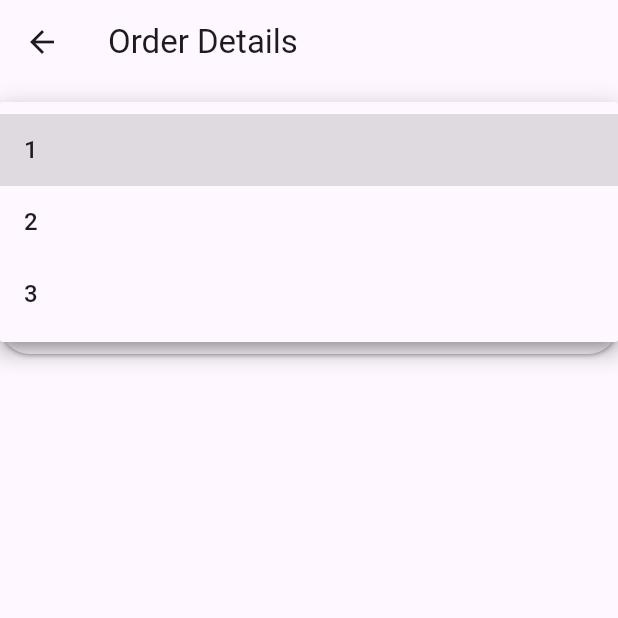
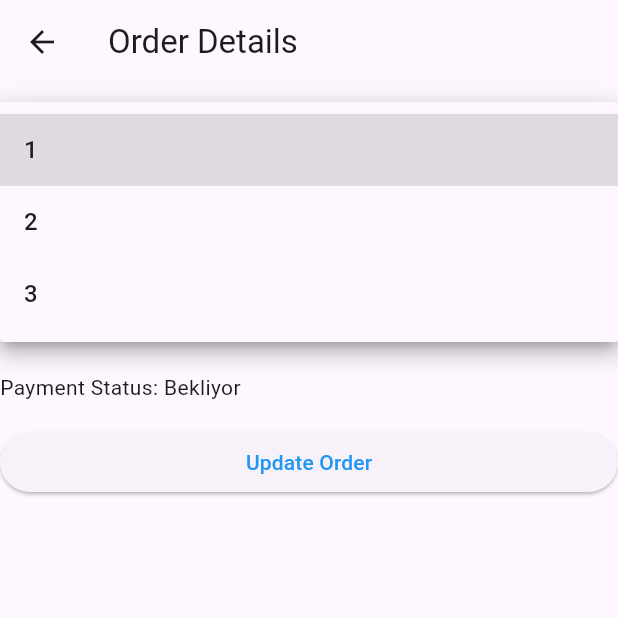
Before and after one commit to harveyyjones/flutter_application_4, a Flutter app: the OrderDetailsScreen screen opened directly with empty values, after a tap on an icon or button, on a phone screen of 412 x 824 dp, the top half of it. Run offline on Flutter 3.47's test engine with Material 3 defaults, Android fonts, the phone set to English and light mode, and no system bars; our stand-ins replace flutter_bluetooth_serial, font_awesome_flutter, image_picker, shared_preferences; missing offline and left inert: dart:ffi, flutter_barcode_scanner; accounts and stored records are empty; network calls fail.

```diff
--- a/lib/order_detail_screen.dart
+++ b/lib/order_detail_screen.dart
@@ -7,25 +7,47 @@ import 'package:flutter_barcode_scanner/flutter_barcode_scanner.dart';
 import 'package:image_picker/image_picker.dart';
 import 'package:flutter_application_4/business_logic.dart/models/order_model.dart' as order;
 import 'package:flutter_application_4/business_logic.dart/printer_connection.dart'; // Add this import
+import 'package:http/http.dart' as http;
+import 'package:shared_preferences/shared_preferences.dart';
+import 'package:flutter_application_4/business_logic.dart/services/auth_service.dart';
 
 class OrderDetailsScreen extends StatefulWidget {
   final Order order;
 
-  OrderDetailsScreen({required this.order});
+  const OrderDetailsScreen({Key? key, required this.order}) : super(key: key);
 
   @override
   _OrderDetailsScreenState createState() => _OrderDetailsScreenState();
 }
 
 class _OrderDetailsScreenState extends State<OrderDetailsScreen> {
+  bool isAllScanned = false;
   List<order.CartItem> _products = [];
   XFile? _imageFile;
   String _selectedNumber = '1'; // Add this line
+  late int _selectedOrderStatus;
+  String? _userId;
+
+  final AuthService _authService = AuthService();
 
   @override
   void initState() {
     super.initState();
     _products = widget.order.cart;
+    _selectedOrderStatus = widget.order.sipDurum;
+    _getUserId();
+  }
+
+  Future<void> _getUserId() async {
+    try {
+      final user = await _authService.getUser();
+      setState(() {
+        _userId = user?.id.toString();
+      });
+    } catch (e) {
+      print('Error getting user ID: $e');
+      // Handle the error, maybe show a snackbar to the user
+    }
   }
 
   Future<void> _scanBarcode(product.CartItem tappedProduct) async {
@@ -83,51 +105,83 @@ class _OrderDetailsScreenState extends State<OrderDetailsScreen> {
       setState(() {
         _imageFile = pickedFile;
       });
+      ScaffoldMessenger.of(context).showSnackBar(
+        SnackBar(content: Text('Image captured successfully')),
+      );
     } else {
       print('No image selected.');
     }
   }
 
-  // Future<void> _showCustomerDetails() async {
-  //   try {
-  //     final orderDetails = await _customerDetailsService.fetchCustomerDetails(widget.order.id.toString());
+  Future<void> _updateOrder() async {
+    if (_imageFile == null) {
+      ScaffoldMessenger.of(context).showSnackBar(
+        SnackBar(content: Text('Please take a picture first.')),
+      );
+      return;
+    }
 
-  //     if (!mounted) return;
+    final url = Uri.parse('https://gardeniakosmetyka.com/api/v1/order/updateOrder');
 
-  //     showDialog(
-  //       context: context,
-  //       builder: (BuildContext context) {
-  //         return AlertDialog(
-  //           title: const Text("Customer Details"),
-  //           content: Column(
-  //             mainAxisSize: MainAxisSize.min,
-  //             crossAxisAlignment: CrossAxisAlignment.start,
-  //             children: [
-  //               Text("Order ID: ${orderDetails.orderId}"),
-  //               Text("Name: ${orderDetails.customerName}"),
-  //               Text("Email: ${orderDetails.customerEmail}"),
-  //               Text("Phone: ${orderDetails.customerPhone}"),
-  //               Text("Order Status: ${orderDetails.orderStatus}"),
-  //               Text("Order Total: \$${orderDetails.orderTotal.toStringAsFixed(2)}"),
-  //             ],
-  //           ),
-  //           actions: [
-  //             TextButton(
-  //               child: const Text("Close"),
-  //               onPressed: () {
-  //                 Navigator.of(context).pop();
-  //               },
-  //             ),
-  //           ],
-  //         );
-  //       },
-  //     );
-  //   } catch (e) {
-  //     ScaffoldMessenger.of(context).showSnackBar(
-  //       SnackBar(content: Text("Error fetching customer details: $e")),
-  //     );
-  //   }
-  // }
+    final request = http.MultipartRequest('POST', url);
+
+    final prefs = await SharedPreferences.getInstance();
+    final String? token = prefs.getString('auth_token');
+
+    if (token == null) {
+      throw Exception('Authentication token not found');
+    }
+
+    request.headers['Authorization'] = 'Bearer $token';
+
+    request.fields['user_id'] = _userId ?? '';
+    request.fields['status'] = _selectedOrderStatus.toString();
+    request.fields['order_id'] = widget.order.id.toString();
+
+    request.files.add(await http.MultipartFile.fromPath(
+      'image',
+      _imageFile!.path,
+      filename: _imageFile!.name,
+    ));
+
+    // Enhanced logging
+    print('Sending request to: $url');
+    print('Headers:');
+    request.headers.forEach((key, value) => print('$key: $value'));
+    print('Fields:');
+    request.fields.forEach((key, value) => print('$key: $value'));
+    print('Files:');
+    for (var file in request.files) {
+      print('${file.field}: ${file.filename}');
+    }
+
+    try {
+      final client = http.Client();
+      final streamedResponse = await client.send(request);
+      final response = await http.Response.fromStream(streamedResponse);
+
+      print('Response status code: ${response.statusCode}');
+      print('Response body: ${response.body}');
+
+      if (response.statusCode == 200) {
+        print('Order updated successfully');
+        ScaffoldMessenger.of(context).showSnackBar(
+          SnackBar(content: Text('Sipariş başarıyla güncellendi.')),
+        );
+      } else {
+        print('Failed to update order. Status code: ${response.statusCode}');
+        ScaffoldMessenger.of(context).showSnackBar(
+          SnackBar(content: Text('Failed to update order. Please try again later.')),
+        );
+      }
+      client.close();
+    } catch (e) {
+      print('Error updating order: $e');
+      ScaffoldMessenger.of(context).showSnackBar(
+        SnackBar(content: Text('An error occurred while updating the order. Please try again.')),
+      );
+    }
+  }
 
   @override
   Widget build(BuildContext context) {
@@ -146,6 +200,8 @@ class _OrderDetailsScreenState extends State<OrderDetailsScreen> {
         );
       }
     }
+
+    bool allScanned = groupedProducts.values.every((product) => product.isApproved);
 
     return Scaffold(
       appBar: AppBar(
@@ -191,27 +247,97 @@ class _OrderDetailsScreenState extends State<OrderDetailsScreen> {
               }).toList(),
           ),
           const SizedBox(height: 10),
-          ElevatedButton(
-            onPressed: _pickImage,
-            child: const Text("Send Picture"),
-          ),
+          if (allScanned)
+            const Text("All Barcodes Scanned")
+          else
+            ElevatedButton(
+              style: ButtonStyle(
+                foregroundColor: MaterialStateProperty.all(Colors.green),
+              ),
+              onPressed: _pickImage,
+              child: const Text("Take Picture"),
+            ),
           if (_imageFile != null)
             Padding(
               padding: const EdgeInsets.only(top: 20.0),
               child: Image.file(File(_imageFile!.path)),
             ),
           const SizedBox(height: 10),
+          Text('Order Status: ${verbaliseStatus(_selectedOrderStatus)}'),
+          DropdownButton<int>(
+            value: _selectedOrderStatus,
+            isExpanded: true,
+            onChanged: (value) {
+              setState(() {
+                _selectedOrderStatus = value!;
+              });
+              // TODO: Implement API call to update order status
+            },
+            items: const [
+              DropdownMenuItem<int>(value: 0, child: Text('Onay Bekliyor')),
+              DropdownMenuItem<int>(value: 1, child: Text('Siparişi Hazırlayınız')),
+              DropdownMenuItem<int>(value: 2, child: Text('Depoda Hazırlanıyor')),
+              // DropdownMenuItem<int>(value: 3, child: Text('Tamamlandı')),
+              // DropdownMenuItem<int>(value: 4, child: Text('Iptal Edildi')),
+            ],
+          ),
+          SizedBox(height: 16),
+          Text('Payment Status: ${verbaliseOdemeDurumu(widget.order.odemDurum)}'),
+          // DropdownButton<int>(
+          //   value: _selectedPaymentStatus,
+          //   isExpanded: true,
+          //   onChanged: (value) {
+          //     setState(() {
+          //       _selectedPaymentStatus = value!;
+          //     });
+          //     // TODO: Implement API call to update payment status
+          //   },
+          //   items: const [
+          //     DropdownMenuItem<int>(value: 0, child: Text('Bekliyor')),
+          //     DropdownMenuItem<int>(value: 1, child: Text('Ödendi')),
+          //     DropdownMenuItem<int>(value: 2, child: Text('Tamamlandı')),
+          //   ],
+          // ),
+          SizedBox(height: 16),
           ElevatedButton(
-            onPressed: () {
-              Navigator.push(
-                context,
-                MaterialPageRoute(builder: (context) => YourExistingWidget()),
-              );
-            },
-            child: const Text("Select Printer"),
+            style: ButtonStyle(
+              foregroundColor: MaterialStateProperty.all(Colors.blue),
+            ),
+            onPressed: _updateOrder,
+            child: const Text("Update Order"),
           ),
         ],
       ),
     );
   }
 }
+
+String verbaliseStatus(int status) {
+  switch (status) {
+    case 0:
+      return 'Onay Bekliyor';
+    case 1:
+      return 'Siparişi Hazırlayınız';
+    case 2:
+      return 'Depoda Hazırlanıyor';
+    case 3:
+      return 'Tamamlandı';
+    case 4:
+      return 'Iptal Edildi';
+    default:
+      return 'Bilinmeyen Durum';
+  }
+}
+
+String verbaliseOdemeDurumu(int status) {
+  switch (status) {
+    case 0:
+      return 'Bekliyor';
+    case 1:
+      return 'Ödendi';
+    case 2:
+      return 'Tamamlandı';
+    default:
+      return 'Bilinmeyen Durum';
+  }
+}
```
Also changed, not shown: lib/home_page.dart (+9 -9 lines), 1 other file.
